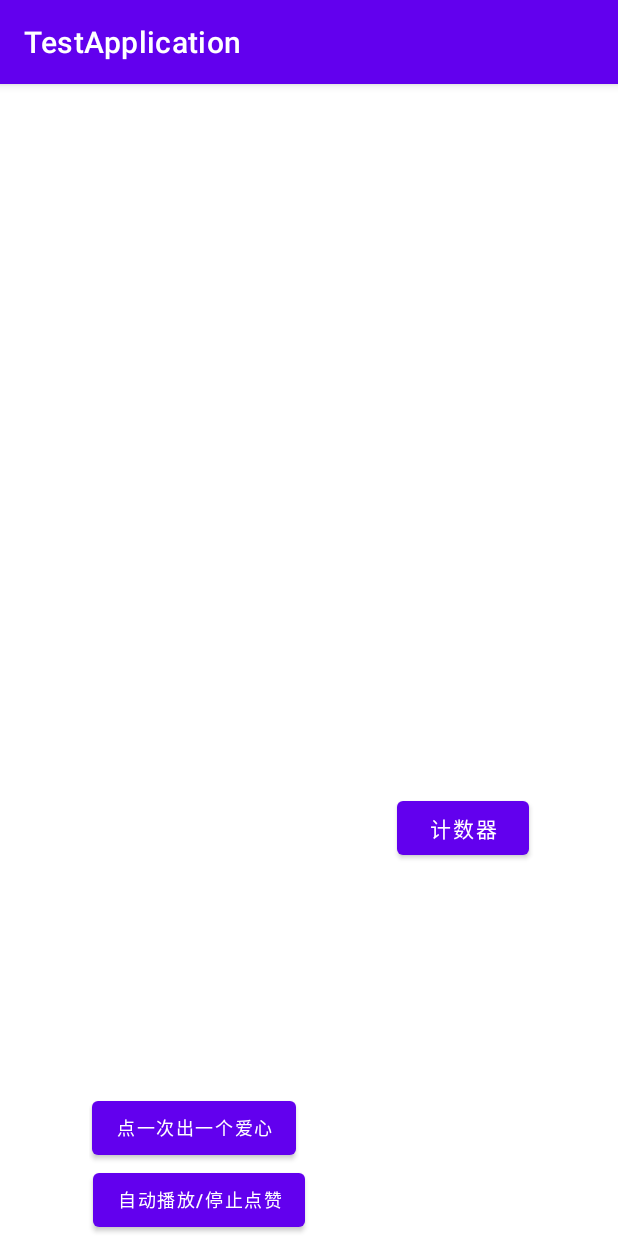
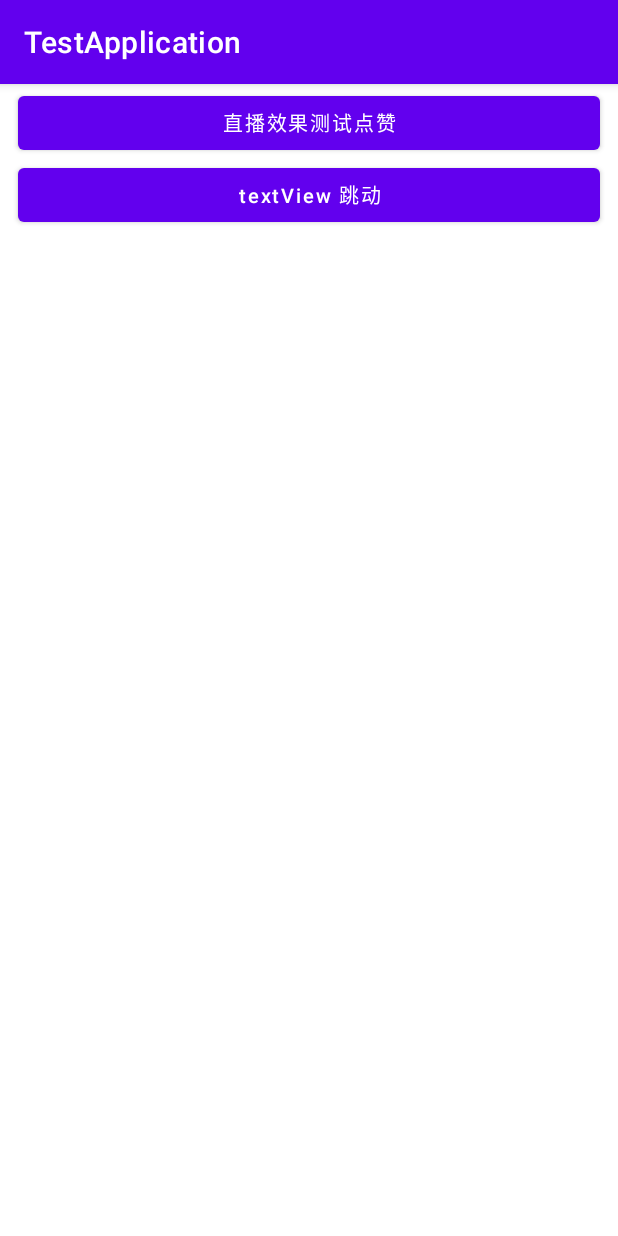
Before and after one commit to liangdepeng/CusTomViewApplication, an Android app: the screen it shows after launch (LiveLikeTestActivity before the commit, MainActivity after it), on a phone screen of 412 x 824 dp. Run offline under Robolectric (Android 15) with nearby library versions, the light colour scheme and no system bars.

Commit message:
增加NumberDanceTextView，整理入口代码

```diff
--- a/app/src/main/java/com/dpdp/testapplication/MainActivity.java
+++ b/app/src/main/java/com/dpdp/testapplication/MainActivity.java
@@ -1,24 +1,49 @@
 package com.dpdp.testapplication;
 
-import android.content.Intent;
 import android.os.Bundle;
-import android.view.View;
+import android.view.LayoutInflater;
 
 import androidx.appcompat.app.AppCompatActivity;
+import androidx.recyclerview.widget.LinearLayoutManager;
 
-import com.dpdp.testapplication.livelike.LiveLikeTestActivity;
+import com.dpdp.testapplication.base.ClassAdapter;
+import com.dpdp.testapplication.base.ClassBean;
+import com.dpdp.testapplication.base.ClassEnum;
+import com.dpdp.testapplication.databinding.ActivityMainBinding;
+
+import java.util.ArrayList;
+import java.util.List;
 
 public class MainActivity extends AppCompatActivity {
+
+    private ActivityMainBinding mainBinding;
 
     @Override
     protected void onCreate(Bundle savedInstanceState) {
         super.onCreate(savedInstanceState);
-        setContentView(R.layout.activity_main);
-        findViewById(R.id.hello_word_tv).setOnClickListener(new View.OnClickListener() {
-            @Override
-            public void onClick(View v) {
-                startActivity(new Intent(MainActivity.this, LiveLikeTestActivity.class));
-            }
-        });
+        mainBinding = ActivityMainBinding.inflate(LayoutInflater.from(this));
+        setContentView(mainBinding.getRoot());
+        initView();
+    }
+
+    private void initView() {
+        mainBinding.recyclerview.setLayoutManager(new LinearLayoutManager(this));
+        mainBinding.recyclerview.setAdapter(new ClassAdapter(this, getClassList()));
+    }
+
+    /**
+     * 遍历枚举 找到所有的添加的activity
+     */
+    private List<ClassBean> getClassList() {
+        List<ClassBean> classList = new ArrayList<>();
+        for (ClassEnum classEnum : ClassEnum.values()) {
+            ClassBean classBean = new ClassBean();
+            classBean.setTag(classEnum.getTag());
+            classBean.setDesc(classEnum.getDesc());
+            classBean.setaClass(classEnum.getActivityClass());
+            classBean.setJumpUrl(classEnum.getJumpUrl());
+            classList.add(classBean);
+        }
+        return classList;
     }
 }
--- a/app/src/main/java/com/dpdp/testapplication/BaseActivity.java
+++ b/app/src/main/java/com/dpdp/testapplication/base/BaseActivity.java
@@ -1,4 +1,4 @@
-package com.dpdp.testapplication;
+package com.dpdp.testapplication.base;
 
 import android.content.Intent;
 import android.os.Bundle;
@@ -11,6 +11,8 @@ import android.widget.Toast;
 import androidx.annotation.NonNull;
 import androidx.annotation.Nullable;
 import androidx.appcompat.app.AppCompatActivity;
+
+import com.dpdp.testapplication.R;
 
 /**
  * Created by ldp.
--- /dev/null
+++ b/app/src/main/java/com/dpdp/testapplication/base/ClassAdapter.java
@@ -0,0 +1,77 @@
+package com.dpdp.testapplication.base;
+
+import android.content.Context;
+import android.content.Intent;
+import android.view.LayoutInflater;
+import android.view.View;
+import android.view.ViewGroup;
+import android.widget.Button;
+
+import androidx.annotation.NonNull;
+import androidx.recyclerview.widget.RecyclerView;
+
+import com.dpdp.testapplication.R;
+
+import java.util.List;
+
+/**
+ * Created by ldp.
+ * <p>
+ * Date: 2021-03-16
+ * <p>
+ * Summary:
+ * <p>
+ * api path:
+ */
+public class ClassAdapter extends RecyclerView.Adapter<ClassAdapter.ViewHolder> {
+
+    private Context context;
+    private List<ClassBean> classBeanList;
+
+    public ClassAdapter(Context context, List<ClassBean> classBeanList) {
+        this.context = context;
+        this.classBeanList = classBeanList;
+    }
+
+    @NonNull
+    @Override
+    public ViewHolder onCreateViewHolder(@NonNull ViewGroup parent, int viewType) {
+        return new ViewHolder(LayoutInflater.from(context).inflate(R.layout.activity_item_class_list, parent, false));
+    }
+
+    @Override
+    public void onBindViewHolder(@NonNull ViewHolder holder, int position) {
+
+        if (classBeanList == null || classBeanList.size() == 0)
+            return;
+        if (classBeanList.get(position) == null)
+            return;
+
+        holder.button.setText(classBeanList.get(position).getDesc());
+
+        holder.button.setOnClickListener(new View.OnClickListener() {
+            @Override
+            public void onClick(View v) {
+
+
+                Intent intent = new Intent(context, classBeanList.get(position).getaClass());
+                context.startActivity(intent);
+            }
+        });
+    }
+
+    @Override
+    public int getItemCount() {
+        return classBeanList == null ? 0 : classBeanList.size();
+    }
+
+    static class ViewHolder extends RecyclerView.ViewHolder {
+
+        private final Button button;
+
+        public ViewHolder(@NonNull View itemView) {
+            super(itemView);
+            button = itemView.findViewById(R.id.button);
+        }
+    }
+}
--- /dev/null
+++ b/app/src/main/java/com/dpdp/testapplication/base/ClassBean.java
@@ -0,0 +1,50 @@
+package com.dpdp.testapplication.base;
+
+/**
+ * Created by ldp.
+ * <p>
+ * Date: 2021-03-16
+ * <p>
+ * Summary:
+ * <p>
+ * api path:
+ */
+public class ClassBean {
+
+    private String desc;
+    private String jumpUrl;
+    private String tag;
+    private Class<?> aClass;
+
+    public String getDesc() {
+        return desc;
+    }
+
+    public void setDesc(String desc) {
+        this.desc = desc;
+    }
+
+    public String getJumpUrl() {
+        return jumpUrl;
+    }
+
+    public void setJumpUrl(String jumpUrl) {
+        this.jumpUrl = jumpUrl;
+    }
+
+    public String getTag() {
+        return tag;
+    }
+
+    public void setTag(String tag) {
+        this.tag = tag;
+    }
+
+    public Class<?> getaClass() {
+        return aClass;
+    }
+
+    public void setaClass(Class<?> aClass) {
+        this.aClass = aClass;
+    }
+}
--- /dev/null
+++ b/app/src/main/java/com/dpdp/testapplication/base/ClassEnum.java
@@ -0,0 +1,66 @@
+package com.dpdp.testapplication.base;
+
+import com.dpdp.testapplication.livelike.LiveLikeTestActivity;
+import com.dpdp.testapplication.text.TextActivity;
+
+/**
+ * Created by ldp.
+ * <p>
+ * Date: 2021-03-16
+ * <p>
+ * Summary:Activity 枚举类
+ */
+public enum ClassEnum {
+
+    // 直播效果测试点赞
+    ACTIVITY_LIVE_LIKE_TEST("直播效果测试点赞", "jumpUrl", "tag", LiveLikeTestActivity.class),
+    // textView 跳动
+    ACTIVITY_TEXT_VIEW_DANCE_TEST("textView 跳动","jumpUrl","tag",TextActivity.class);
+
+    private String desc;
+
+    private String jumpUrl;
+
+    private String tag;
+
+    private Class<?> activityClass;
+
+    ClassEnum(String desc, String jumpUrl, String tag, Class<?> activityClass) {
+        this.desc = desc;
+        this.jumpUrl = jumpUrl;
+        this.tag = tag;
+        this.activityClass = activityClass;
+    }
+
+    public String getDesc() {
+        return desc;
+    }
+
+    public void setDesc(String desc) {
+        this.desc = desc;
+    }
+
+    public String getJumpUrl() {
+        return jumpUrl;
+    }
+
+    public void setJumpUrl(String jumpUrl) {
+        this.jumpUrl = jumpUrl;
+    }
+
+    public String getTag() {
+        return tag;
+    }
+
+    public void setTag(String tag) {
+        this.tag = tag;
+    }
+
+    public Class<?> getActivityClass() {
+        return activityClass;
+    }
+
+    public void setActivityClass(Class<?> activityClass) {
+        this.activityClass = activityClass;
+    }
+}
--- a/app/src/main/java/com/dpdp/testapplication/livelike/LiveLikeTestActivity.kt
+++ b/app/src/main/java/com/dpdp/testapplication/livelike/LiveLikeTestActivity.kt
@@ -3,8 +3,7 @@ package com.dpdp.testapplication.livelike
 import android.os.Bundle
 import android.view.LayoutInflater
 import android.view.View
-import android.widget.Toast
-import com.dpdp.testapplication.BaseActivity
+import com.dpdp.testapplication.base.BaseActivity
 import com.dpdp.testapplication.R
 import com.dpdp.testapplication.databinding.AppActivityLiveLikeTestLayoutBinding
 
--- /dev/null
+++ b/app/src/main/res/layout/activity_item_class_list.xml
@@ -0,0 +1,20 @@
+<?xml version="1.0" encoding="utf-8"?>
+<FrameLayout xmlns:android="http://schemas.android.com/apk/res/android"
+    xmlns:tools="http://schemas.android.com/tools"
+    android:layout_width="match_parent"
+    android:layout_height="wrap_content">
+
+    <Button
+        android:id="@+id/button"
+        android:layout_width="match_parent"
+        android:layout_height="wrap_content"
+        android:layout_marginLeft="12dp"
+        android:layout_marginRight="12dp"
+        android:gravity="center"
+        android:includeFontPadding="false"
+        android:textAllCaps="false"
+        android:textColor="@color/white"
+        android:textSize="13sp"
+        tools:text="测试文字" />
+
+</FrameLayout>
--- a/app/src/main/res/layout/activity_main.xml
+++ b/app/src/main/res/layout/activity_main.xml
@@ -6,14 +6,12 @@
     android:layout_height="match_parent"
     tools:context=".MainActivity">
 
-    <TextView
-        android:id="@+id/hello_word_tv"
-        android:layout_width="wrap_content"
-        android:layout_height="wrap_content"
-        android:text="Hello World!"
+    <androidx.recyclerview.widget.RecyclerView
+        android:id="@+id/recyclerview"
+        android:layout_marginTop="2dp"
+        android:layout_width="match_parent"
+        android:layout_height="0dp"
         app:layout_constraintBottom_toBottomOf="parent"
-        app:layout_constraintLeft_toLeftOf="parent"
-        app:layout_constraintRight_toRightOf="parent"
         app:layout_constraintTop_toTopOf="parent" />
 
 </androidx.constraintlayout.widget.ConstraintLayout>
--- a/app/src/main/res/values/strings.xml
+++ b/app/src/main/res/values/strings.xml
@@ -1,3 +1,6 @@
 <resources>
     <string name="app_name">TestApplication</string>
+    <string name="txt_num_zero">0</string>
+    <string name="txt_target_value">目标值(必填)</string>
+    <string name="txt_start_value">起始值(选填)</string>
 </resources>
```
Also changed, not shown: app/src/main/AndroidManifest.xml (+9 -8 lines), app/src/main/java/com/dpdp/testapplication/text/NumberDanceTextView.java (added, +172 -0 lines), app/src/main/java/com/dpdp/testapplication/text/NumberTextWatcher.java (added, +35 -0 lines), app/src/main/java/com/dpdp/testapplication/text/TextActivity.kt (added, +61 -0 lines), app/src/main/res/layout/app_activity_text_layout.xml (added, +77 -0 lines).
